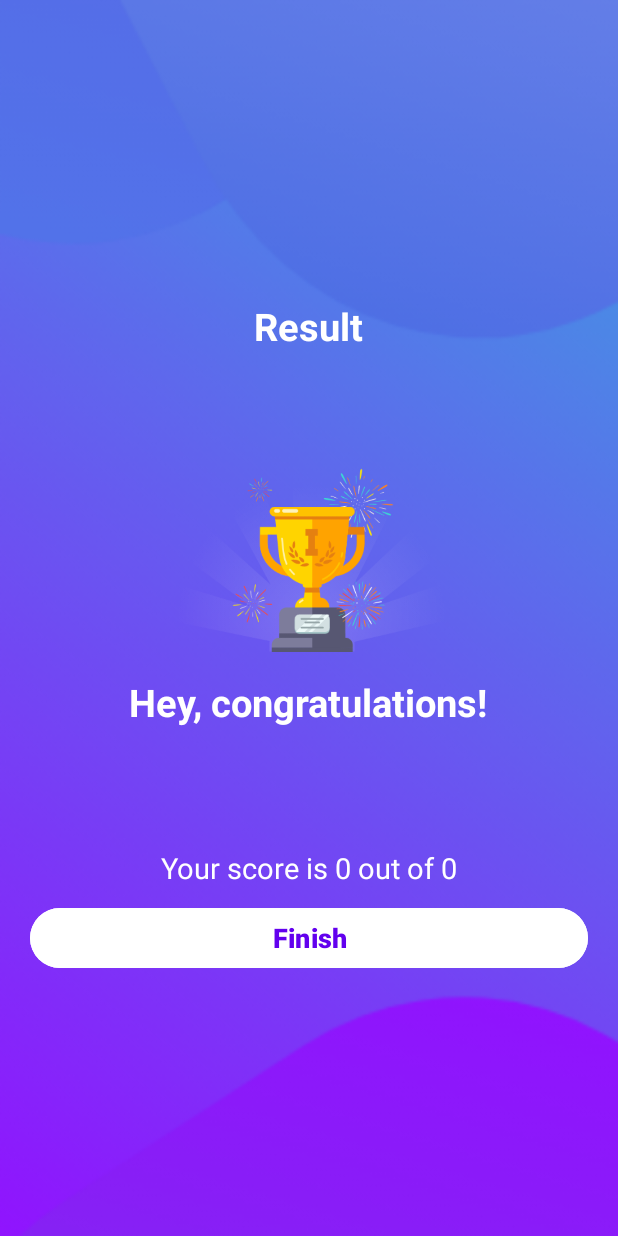
After one commit to armaanjaj/Quizee, an Android app: the ResultActivity screen opened directly, with no data from a screen before it, on a phone screen of 412 x 824 dp. The commit adds this screen. Run offline under Robolectric (Android 15) with nearby library versions, the phone set to English and light mode, and no system bars.

Commit message:
Finish off the application with adding an ending screen showing the user's name and score.

```diff
--- a/app/src/main/AndroidManifest.xml
+++ b/app/src/main/AndroidManifest.xml
@@ -12,6 +12,9 @@
         android:supportsRtl="true"
         android:theme="@style/Theme.Quizee"
         tools:targetApi="31">
+        <activity
+            android:name=".ResultActivity"
+            android:exported="false" />
         <activity
             android:name=".QuizQuestionsActivity"
             android:exported="false" />
--- a/app/src/main/java/com/example/quizee/Constants.kt
+++ b/app/src/main/java/com/example/quizee/Constants.kt
@@ -1,6 +1,11 @@
 package com.example.quizee
 
 object Constants {
+
+    const val USER_NAME: String = "user_name"
+    const val TOTAL_QUESTIONS: String = "total_questions"
+    const val CORRECT_ANSWERS: String = "correct_answers"
+
     fun getQuestions(): ArrayList<Question> {
         val questionsList = ArrayList<Question>()
 
--- a/app/src/main/java/com/example/quizee/MainActivity.kt
+++ b/app/src/main/java/com/example/quizee/MainActivity.kt
@@ -19,6 +19,10 @@ class MainActivity : AppCompatActivity() {
                 Toast.makeText(this, "Please enter your name to start", Toast.LENGTH_SHORT).show()
             else {
                 val intent = Intent(this, QuizQuestionsActivity::class.java)
+
+                // add value of the user's name to the key 'user_name' so that other activities can get it's value
+                intent.putExtra(Constants.USER_NAME, userName.text.toString())
+
                 startActivity(intent)
                 finish()
             }
--- a/app/src/main/java/com/example/quizee/QuizQuestionsActivity.kt
+++ b/app/src/main/java/com/example/quizee/QuizQuestionsActivity.kt
@@ -1,5 +1,6 @@
 package com.example.quizee
 
+import android.content.Intent
 import android.graphics.Color
 import android.graphics.Typeface
 import androidx.appcompat.app.AppCompatActivity
@@ -18,6 +19,8 @@ class QuizQuestionsActivity : AppCompatActivity(), View.OnClickListener {
     private var mCurrentPosition: Int = 1
     private var mQuestionsList: ArrayList<Question>? = null
     private var mSelectedOptionPosition: Int = 0
+    private var mUserName: String? = null
+    private var mCorrectAnswer: Int = 0
 
     private var progressBar: ProgressBar? = null
     private var tvProgress: TextView? = null
@@ -33,6 +36,9 @@ class QuizQuestionsActivity : AppCompatActivity(), View.OnClickListener {
     override fun onCreate(savedInstanceState: Bundle?) {
         super.onCreate(savedInstanceState)
         setContentView(R.layout.activity_quiz_questions)
+
+        // get the value of the 'user_name' key based on what was set in the MainActivity
+        mUserName = intent.getStringExtra(Constants.USER_NAME)
 
         // get the elements/views using their id
         progressBar = findViewById(R.id.progressBar)
@@ -158,15 +164,26 @@ class QuizQuestionsActivity : AppCompatActivity(), View.OnClickListener {
                             setQuestion()
                         }
                         else -> {
-                            Toast.makeText(this, "You made it to the end!", Toast.LENGTH_SHORT).show()
+                            val intent = Intent(this, ResultActivity::class.java)
+
+                            intent.putExtra(Constants.USER_NAME, mUserName)
+                            intent.putExtra(Constants.CORRECT_ANSWERS, mCorrectAnswer)
+                            intent.putExtra(Constants.TOTAL_QUESTIONS, mQuestionsList?.size)
+
+                            startActivity(intent)
+                            finish()
                         }
                     }
                 } else {
                     val question = mQuestionsList?.get(mCurrentPosition - 1)
 
+                    // check if user chose the incorrect answer, it yes, load the wrong option style, else increment the number of correct answers by one and load the correct option style
                     if (question!!.correctAnswer != mSelectedOptionPosition)
                         answerView(mSelectedOptionPosition, R.drawable.wrong_option_border_bg)
+                    else
+                        mCorrectAnswer++
 
+                    // load correct answer TextView style
                     answerView(question.correctAnswer, R.drawable.correct_option_border_bg)
 
                     // change the text/message of the button based on the number of question
--- /dev/null
+++ b/app/src/main/java/com/example/quizee/ResultActivity.kt
@@ -0,0 +1,25 @@
+package com.example.quizee
+
+import android.content.Intent
+import androidx.appcompat.app.AppCompatActivity
+import android.os.Bundle
+import android.widget.Button
+import android.widget.TextView
+
+class ResultActivity : AppCompatActivity() {
+    override fun onCreate(savedInstanceState: Bundle?) {
+        super.onCreate(savedInstanceState)
+        setContentView(R.layout.activity_result)
+
+        val tvName: TextView = findViewById(R.id.tv_name)
+        val tvScore: TextView = findViewById(R.id.tv_score)
+        val btnFinish: Button = findViewById(R.id.btn_finish)
+
+        tvName.text = intent.getStringExtra(Constants.USER_NAME)
+        tvScore.text = "Your score is ${intent.getIntExtra(Constants.CORRECT_ANSWERS, 0)} out of ${intent.getIntExtra(Constants.TOTAL_QUESTIONS, 0)}"
+
+        btnFinish.setOnClickListener {
+            startActivity(Intent(this, MainActivity::class.java))
+        }
+    }
+}
--- /dev/null
+++ b/app/src/main/res/layout/activity_result.xml
@@ -0,0 +1,77 @@
+<?xml version="1.0" encoding="utf-8"?>
+<LinearLayout xmlns:android="http://schemas.android.com/apk/res/android"
+    xmlns:app="http://schemas.android.com/apk/res-auto"
+    xmlns:tools="http://schemas.android.com/tools"
+    android:layout_width="match_parent"
+    android:layout_height="match_parent"
+    android:background="@drawable/ic_bg"
+    android:orientation="vertical"
+    android:gravity="center"
+    android:padding="20dp"
+    tools:context=".ResultActivity">
+
+    <TextView
+        android:id="@+id/tv_result"
+        android:layout_width="wrap_content"
+        android:layout_height="wrap_content"
+        android:layout_marginTop="25dp"
+        android:textColor="@color/white"
+        android:textSize="25sp"
+        android:textStyle="bold"
+        android:text="Result"
+    />
+
+    <ImageView
+        android:id="@+id/iv_trophy"
+        android:layout_width="wrap_content"
+        android:layout_height="200dp"
+        android:contentDescription="Image showing trophy"
+        android:src="@drawable/ic_trophy"
+    />
+
+    <TextView
+        android:id="@+id/tv_congratulations"
+        android:layout_width="wrap_content"
+        android:layout_height="wrap_content"
+        android:layout_marginTop="16dp"
+        android:text="Hey, congratulations!"
+        android:textColor="@color/white"
+        android:textSize="25sp"
+        android:textStyle="bold"
+    />
+
+    <TextView
+        android:id="@+id/tv_name"
+        android:layout_width="wrap_content"
+        android:layout_height="wrap_content"
+        android:layout_marginTop="25dp"
+        tools:text="John Doe"
+        android:textColor="@color/white"
+        android:textSize="22sp"
+        android:textStyle="bold"
+    />
+
+    <TextView
+        android:id="@+id/tv_score"
+        android:layout_width="wrap_content"
+        android:layout_height="wrap_content"
+        android:layout_marginTop="25dp"
+        tools:text="Your score is 8 out of 10"
+        android:textColor="@color/white"
+        android:textSize="19sp"
+    />
+
+    <Button
+        android:id="@+id/btn_finish"
+        android:layout_width="match_parent"
+        android:layout_height="wrap_content"
+        android:layout_marginTop="10dp"
+        android:backgroundTint="@color/white"
+        android:text="Finish"
+        android:textColor="@color/design_default_color_primary"
+        android:textSize="18sp"
+        android:textStyle="bold"
+    />
+
+
+</LinearLayout>
```
Also changed, not shown: app/src/main/res/drawable/ic_trophy.png (added), 1 other file.
